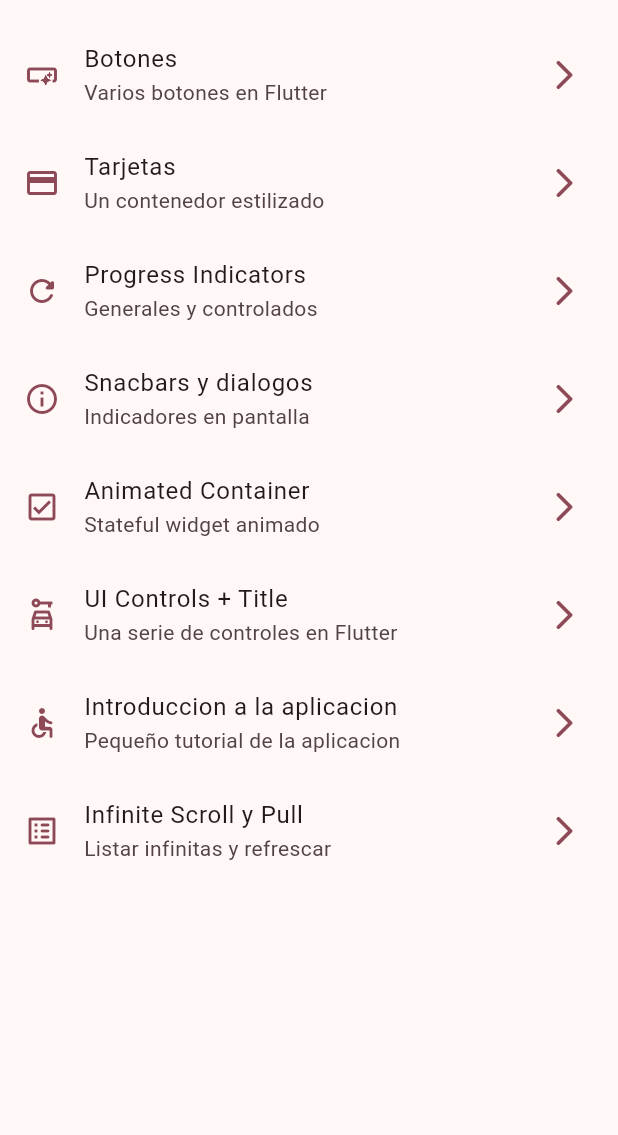
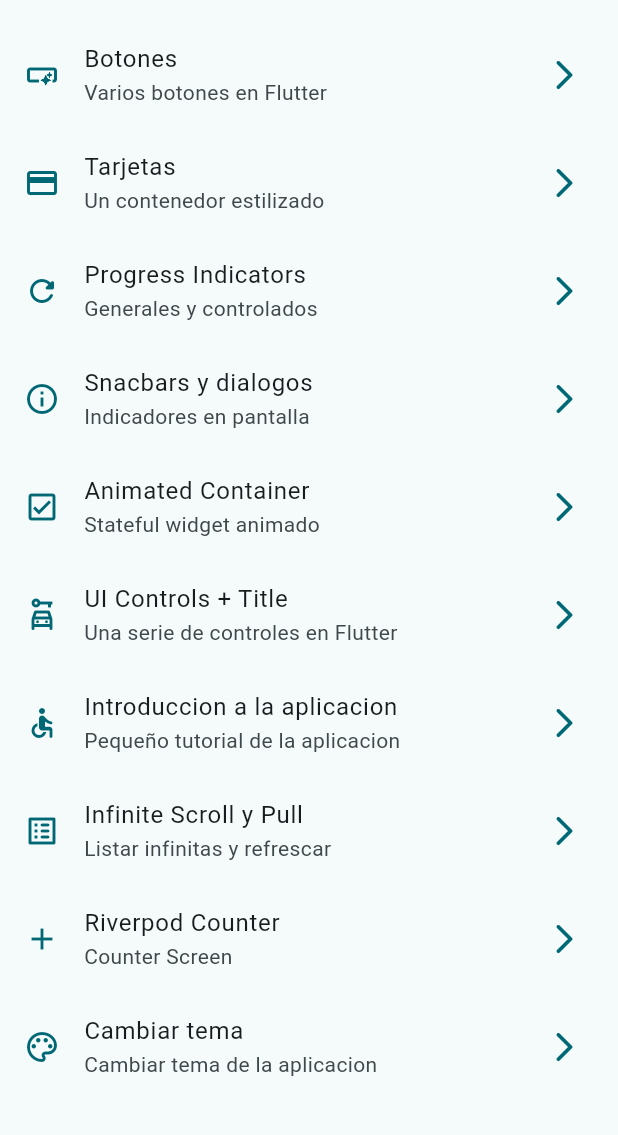
Before and after one commit to WilliamDelCid/Flutter-Initial, a Flutter app: the screen it shows after launch, on a phone screen of 412 x 824 dp, the part 63-1198 px from its top. Run offline on Flutter 3.47's test engine with Material 3 defaults, Android fonts, the phone set to English and light mode, and no system bars; our stand-ins replace animate_do, flutter_riverpod, go_router.

Commit message:
Agregando uso de theme dinamico con Consumer

```diff
--- a/lib/config/menu/menu_items.dart
+++ b/lib/config/menu/menu_items.dart
@@ -59,4 +59,16 @@ class MenuItems{
       link: '/infinite',
       icon: Icons.list_alt_rounded
     ),
+      MenuItems(
+      title: 'Riverpod Counter',
+      subTitle: 'Counter Screen',
+      link: '/counter_screen',
+      icon: Icons.add
+    ),
+      MenuItems(
+      title: 'Cambiar tema',
+      subTitle: 'Cambiar tema de la aplicacion',
+      link: '/theme_changer',
+      icon: Icons.color_lens_outlined
+    ),
   ];
--- a/lib/config/router/app_router.dart
+++ b/lib/config/router/app_router.dart
@@ -49,5 +49,15 @@ final appRouter = GoRouter(
       name: InfiniteScrollScreen.name,
       builder: (context, state) =>const InfiniteScrollScreen(),
     ),
+     GoRoute(
+      path: '/counter_screen',
+      name: CounterScreen.name,
+      builder: (context, state) =>const CounterScreen(),
+    ),
+         GoRoute(
+      path: '/theme_changer',
+      name: ThemeChangerScreen.name,
+      builder: (context, state) =>const ThemeChangerScreen(),
+    ),
   ],
 );
--- a/lib/config/theme/app_theme.dart
+++ b/lib/config/theme/app_theme.dart
@@ -13,15 +13,16 @@ Colors.pink,
 
 class AppTheme{
   final int selectedColor;
-
-  AppTheme({ this.selectedColor = 0})
+  final bool isDarkMode;
+  AppTheme({ this.selectedColor = 0,
+  this.isDarkMode = false})
   : assert(selectedColor >=0,'Selected color must be greater then 0'),
   assert(selectedColor < colorList.length,'Selected color must be less or equal to ${colorList.length - 1}');
 
 
   ThemeData getTheme() => ThemeData(
     colorSchemeSeed: colorList[selectedColor],
-
+    brightness: isDarkMode ? Brightness.dark : Brightness.light,
     appBarTheme: const AppBarTheme(
       centerTitle: false
     )
--- a/lib/main.dart
+++ b/lib/main.dart
@@ -1,21 +1,30 @@
 import 'package:flutter/material.dart';
+import 'package:flutter_riverpod/flutter_riverpod.dart';
 import 'package:widgets_app/config/router/app_router.dart';
 import 'package:widgets_app/config/theme/app_theme.dart';
+import 'package:widgets_app/presentation/providers/theme_provider.dart';
 
 void main() {
-  runApp(const MainApp());
+  runApp(const ProviderScope(
+    child:  MainApp()
+    ));
 }
 
-class MainApp extends StatelessWidget {
+class MainApp extends ConsumerWidget {
   const MainApp({super.key});
 
   @override
-  Widget build(BuildContext context) {
-    return  MaterialApp.router(
+  Widget build(BuildContext context,WidgetRef ref) {
+
+    final bool isDarkMode = ref.watch(isDarkModeProvider);
+    final int selectedColor = ref.watch(selectedColorProvider);
+
+    return MaterialApp.router(
       title: 'Widgets App',
       routerConfig: appRouter,
       debugShowCheckedModeBanner: false,
-      theme: AppTheme(selectedColor: 6).getTheme(),
+      theme: AppTheme(selectedColor: selectedColor,isDarkMode: isDarkMode).getTheme(),
+
       // home:  Scaffold(
       //   body: Center(
       //     child: FilledButton(onPressed: (){}, child: const Text('Hello World')),
--- /dev/null
+++ b/lib/presentation/providers/counter_provider.dart
@@ -0,0 +1,6 @@
+
+
+
+import 'package:flutter_riverpod/flutter_riverpod.dart';
+
+final counterProvider = StateProvider((ref)=> 5);
--- /dev/null
+++ b/lib/presentation/providers/theme_provider.dart
@@ -0,0 +1,12 @@
+
+import 'package:flutter_riverpod/flutter_riverpod.dart';
+import 'package:widgets_app/config/theme/app_theme.dart';
+
+//un simple booleano
+final isDarkModeProvider = StateProvider<bool>((ref)=> false);
+
+//Listado de colores inmutable
+final colorListProvider = Provider((ref)=> colorList);
+
+
+final selectedColorProvider = StateProvider((ref)=> 0);
--- a/lib/presentation/screens/screens.dart
+++ b/lib/presentation/screens/screens.dart
@@ -1,3 +1,7 @@
+export 'package:widgets_app/presentation/screens/theme_changer/theme_changer_screen.dart';
+
+export 'package:widgets_app/presentation/screens/counter/counter_screen.dart';
+
 export 'package:widgets_app/presentation/screens/animated/animated_screen.dart';
 export 'package:widgets_app/presentation/screens/app_tutorial/app_tutorial_screen.dart';
 export 'package:widgets_app/presentation/screens/buttons/buttons_screen.dart';
--- a/pubspec.yaml
+++ b/pubspec.yaml
@@ -10,6 +10,7 @@ dependencies:
   animate_do: ^3.3.4
   flutter:
     sdk: flutter
+  flutter_riverpod: ^2.5.1
   go_router: ^14.2.1
 
 dev_dependencies:
```
Also changed, not shown: lib/presentation/screens/counter/counter_screen.dart (added, +53 -0 lines), lib/presentation/screens/theme_changer/theme_changer_screen.dart (added, +57 -0 lines), pubspec.lock.
